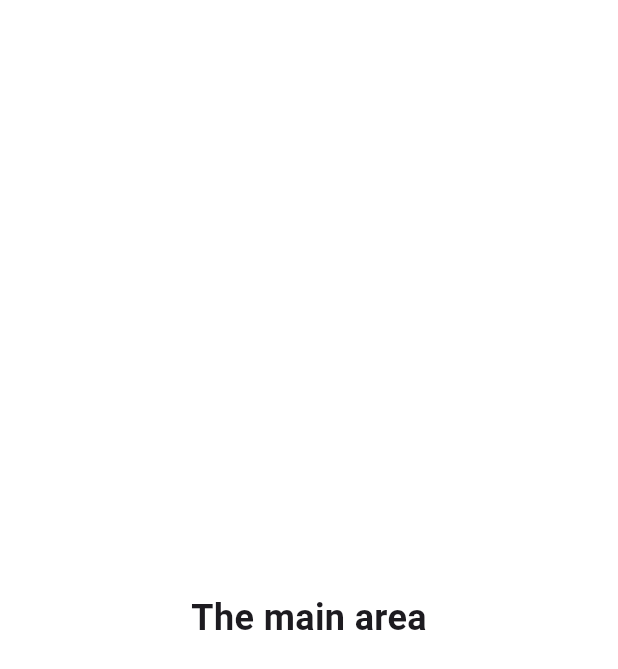
After one commit to HystericLamp/PyroSandFlutter, a Flutter app: the screen it shows after launch, after a tap on "Get Started", on a phone screen of 412 x 824 dp. The commit adds this screen. Shown: the top 669 px of the screen. Run offline on Flutter 3.47's test engine with Material 3 defaults, Android fonts, the phone set to English and light mode, and no system bars.

Commit message:
Skeleton of the app

```diff
--- a/ptrosand/lib/src/core/router/app_router.dart
+++ b/ptrosand/lib/src/core/router/app_router.dart
@@ -1,10 +1,12 @@
 import 'package:flutter/material.dart';
 import 'package:ptrosand/src/features/introduction/presentation/intro_view.dart';
+import 'package:ptrosand/src/features/pyrosand/presentation/pyrosand_view.dart';
 
 class AppRouter {
   static const initialRoute = '/';
 
   static final routes = <String, WidgetBuilder>{
     '/': (context) => const IntroView(),
+    'pyrosand': (context) => const PyrosandView()
   };
 }
--- a/ptrosand/lib/src/features/introduction/presentation/intro_view.dart
+++ b/ptrosand/lib/src/features/introduction/presentation/intro_view.dart
@@ -1,11 +1,12 @@
 import 'package:flutter/material.dart';
+import 'package:ptrosand/src/features/pyrosand/presentation/pyrosand_view.dart';
 
 class IntroView extends StatelessWidget {
   const IntroView({super.key});
 
   @override
   Widget build(BuildContext context) {
-    return const Scaffold(
+    return Scaffold(
       body: Center(
         child: Padding(
           padding: const EdgeInsets.all(32.0),
@@ -33,7 +34,7 @@ class IntroView extends StatelessWidget {
               ElevatedButton(
                 onPressed: () {
                   Navigator.of(context).push(
-                    MaterialPageRoute(builder: (context) => const NextView()),
+                    MaterialPageRoute(builder: (context) => const PyrosandView()),
                   );
                 },
                 child: const Text('Get Started')
--- /dev/null
+++ b/ptrosand/lib/src/features/pyrosand/presentation/pyrosand_view.dart
@@ -0,0 +1,21 @@
+import 'package:flutter/material.dart';
+
+class PyrosandView extends StatelessWidget {
+  const PyrosandView({super.key});
+
+  @override
+  Widget build(BuildContext context) {
+    return const Scaffold(
+      body: Center(
+        child: Text(
+          'The main area',
+          style: TextStyle(
+            fontSize: 24,
+            fontWeight: FontWeight.bold
+          ),
+        ),
+      ),
+    );
+  }
+
+}
```
